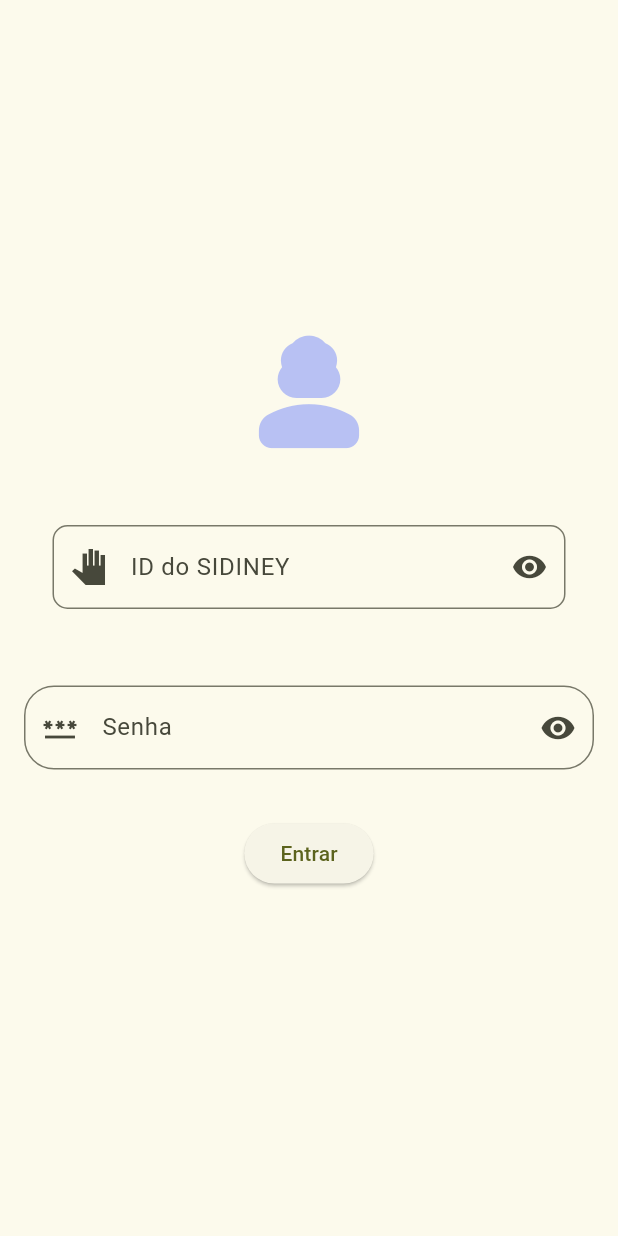
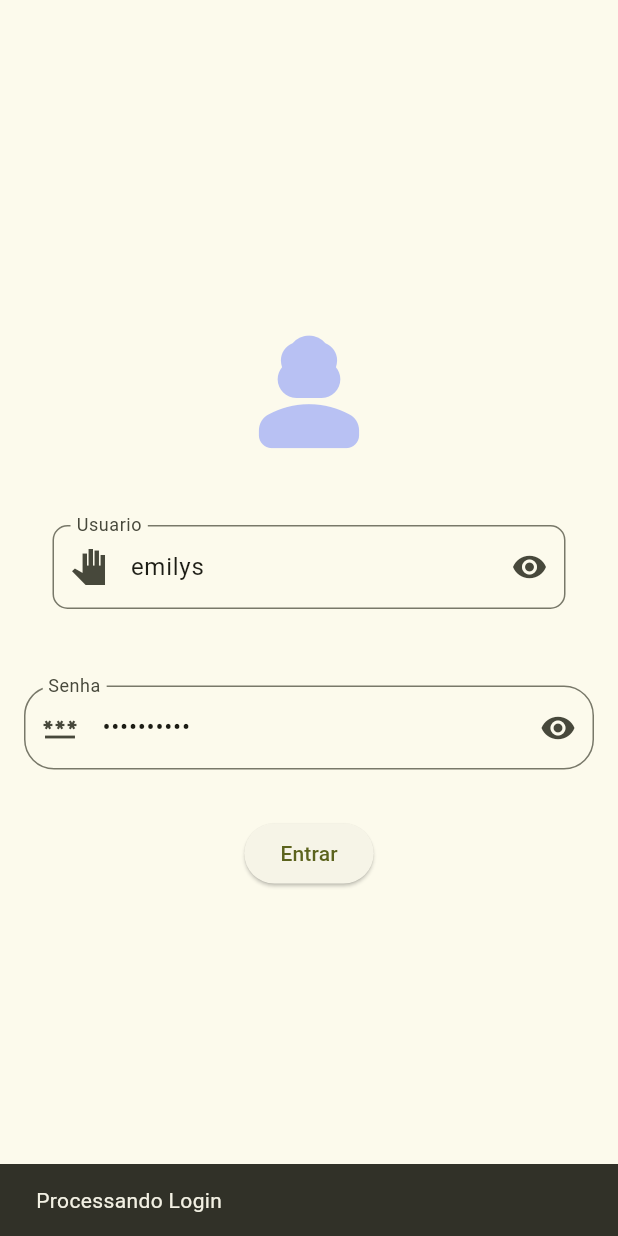
Before and after one commit to JP-Estudante/Programa-o-para-dispositivos-Moveis, a Flutter app: the screen it shows after launch, after a tap on "Entrar", on a phone screen of 412 x 824 dp. Run offline on Flutter 3.47's test engine with Material 2 defaults, Android fonts, the phone set to English and light mode, and no system bars; our stand-ins replace flutter_svg; network calls fail.

Commit message:
Adicionando usuario login

```diff
--- a/lib/screen/tela_login.dart
+++ b/lib/screen/tela_login.dart
@@ -1,5 +1,7 @@
 import 'package:flutter/material.dart';
-
+import 'package:my_app/models/usuario_login.dart';
+import 'package:my_app/screen/tela_principal.dart';
+import 'package:my_app/services/servico_autenticacao.dart';
 
 class TelaLogin extends StatefulWidget {
   const TelaLogin({super.key});
@@ -9,56 +11,96 @@ class TelaLogin extends StatefulWidget {
 }
 
 class _TelaLoginState extends State<TelaLogin> {
+  final formKey = GlobalKey<FormState>();
+  final usuarioController = TextEditingController(text: 'emilys');
+  final senhaController = TextEditingController(text: 'emilyspass');
+  bool fazendoLogin = false;
+
+  final servicoAutenticacao = ServicoAutenticacao();
+
+  Future<void> registraLogin() async {
+    setState(() {
+      fazendoLogin = true;
+    });
+    ScaffoldMessenger.of(context)
+        .showSnackBar(SnackBar(content: Text('Processando Login')));
+
+    try {
+      final UsuarioLogin = await servicoAutenticacao.login(
+          usuarioController.text, senhaController.text);
+      ScaffoldMessenger.of(context).hideCurrentSnackBar();
+
+      if (UsuarioLogin != null) {
+        Navigator.push(
+            context, MaterialPageRoute(builder: (context) => TelaPrincipal()));
+      }
+    } catch (e) {
+      ScaffoldMessenger.of(context).showSnackBar(SnackBar(
+        content: Text(e.toString()),
+        backgroundColor: Color.fromARGB(255, 255, 0, 0),
+      ));
+    } finally {
+      setState(() {
+        fazendoLogin = false;
+      });
+    }
+  }
+
   @override
   Widget build(BuildContext context) {
-    return  Scaffold(
+    return Scaffold(
       body: Form(
+          key: formKey,
           child: Column(
             mainAxisAlignment: MainAxisAlignment.center,
             children: [
               const Opacity(
                 opacity: 0.4,
-              child: Icon(Icons.person_3_rounded, size: 100, color: Colors.indigoAccent),
+                child: Icon(Icons.person_3_rounded,
+                    size: 100, color: Colors.indigoAccent),
               ),
               Padding(
                 padding: const EdgeInsets.all(35),
                 child: TextFormField(
+                  controller: usuarioController,
                   decoration: InputDecoration(
-                    labelText: 'ID do SIDINEY',
+                      labelText: 'Usuario',
                       prefixIcon: Icon(Icons.pan_tool_sharp),
                       suffixIcon: IconButton(
                         icon: Icon(Icons.visibility),
-                      onPressed: (){},
+                        onPressed: () {},
                       ),
-                    border: OutlineInputBorder(borderRadius: BorderRadius.circular(10))
-                  ),
+                      border: OutlineInputBorder(
+                          borderRadius: BorderRadius.circular(10))),
                 ),
               ),
               Padding(
                 padding: const EdgeInsets.all(16.0),
                 child: TextFormField(
+                  controller: senhaController,
                   obscureText: true,
                   decoration: InputDecoration(
                       labelText: "Senha",
                       prefixIcon: Icon(Icons.password),
                       suffixIcon: IconButton(
                         icon: Icon(Icons.visibility),
-                        onPressed: (){},
+                        onPressed: () {},
                       ),
-                      border: OutlineInputBorder(borderRadius: BorderRadius.circular(20))
-                  ),
+                      border: OutlineInputBorder(
+                          borderRadius: BorderRadius.circular(20))),
                 ),
               ),
               Padding(
                 padding: const EdgeInsets.all(16.0),
                 child: ElevatedButton(
-                  child: Text("Entrar"),
-                  onPressed: (){},
+                  child: fazendoLogin
+                      ? CircularProgressIndicator()
+                      : Text("Entrar"),
+                  onPressed: fazendoLogin ? null : registraLogin,
                 ),
               )
             ],
-          )
-      ),
+          )),
     );
   }
 }
```
Lines whose indentation alone changed are shown as unchanged.
